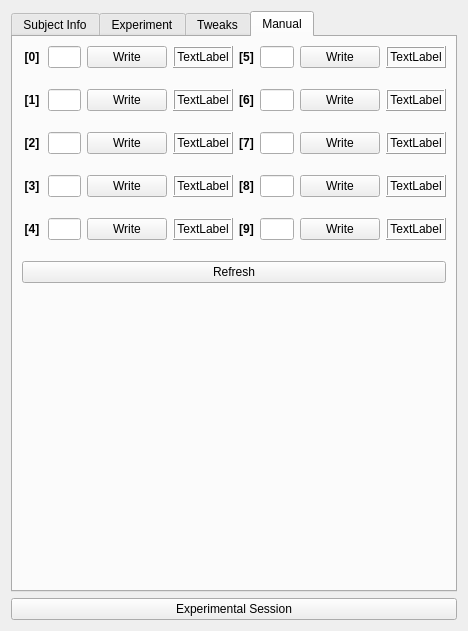
This is ui/w_usertesting.ui in johnbatzer18/biomech_flexsea-plan as Qt 5 draws it before an edit. The edited form follows.
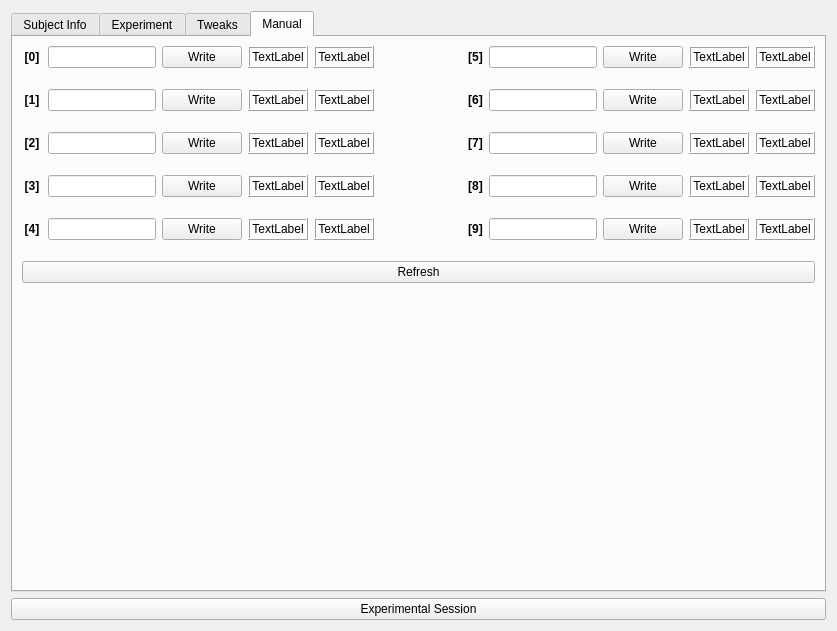
This is the edited form.

Commit message: UTT Manual RoW to both devices.

What changed in the file:
```diff
--- a/ui/w_usertesting.ui
+++ b/ui/w_usertesting.ui
@@ -6,7 +6,7 @@
    <rect>
     <x>0</x>
     <y>0</y>
-    <width>466</width>
+    <width>837</width>
     <height>631</height>
    </rect>
   </property>
@@ -1589,8 +1589,201 @@
       <layout class="QVBoxLayout" name="verticalLayout_13">
        <item>
         <layout class="QGridLayout" name="gridLayout_11">
-         <item row="6" column="5">
-          <widget class="QLabel" name="label_50">
+         <item row="0" column="4">
+          <widget class="QLabel" name="label_UTT0R">
+           <property name="minimumSize">
+            <size>
+             <width>60</width>
+             <height>0</height>
+            </size>
+           </property>
+           <property name="frameShape">
+            <enum>QFrame::Box</enum>
+           </property>
+           <property name="frameShadow">
+            <enum>QFrame::Raised</enum>
+           </property>
+           <property name="text">
+            <string>TextLabel</string>
+           </property>
+           <property name="alignment">
+            <set>Qt::AlignCenter</set>
+           </property>
+          </widget>
+         </item>
+         <item row="4" column="1">
+          <widget class="QLineEdit" name="lineEditUTT2">
+           <property name="sizePolicy">
+            <sizepolicy hsizetype="MinimumExpanding" vsizetype="Fixed">
+             <horstretch>0</horstretch>
+             <verstretch>0</verstretch>
+            </sizepolicy>
+           </property>
+           <property name="minimumSize">
+            <size>
+             <width>50</width>
+             <height>0</height>
+            </size>
+           </property>
+           <property name="alignment">
+            <set>Qt::AlignCenter</set>
+           </property>
+          </widget>
+         </item>
+         <item row="7" column="0">
+          <spacer name="verticalSpacer_12">
+           <property name="orientation">
+            <enum>Qt::Vertical</enum>
+           </property>
+           <property name="sizeType">
+            <enum>QSizePolicy::Fixed</enum>
+           </property>
+           <property name="sizeHint" stdset="0">
+            <size>
+             <width>20</width>
+             <height>15</height>
+            </size>
+           </property>
+          </spacer>
+         </item>
+         <item row="3" column="0">
+          <spacer name="verticalSpacer_10">
+           <property name="orientation">
+            <enum>Qt::Vertical</enum>
+           </property>
+           <property name="sizeType">
+            <enum>QSizePolicy::Fixed</enum>
+           </property>
+           <property name="sizeHint" stdset="0">
+            <size>
+             <width>20</width>
+             <height>15</height>
+            </size>
+           </property>
+          </spacer>
+         </item>
+         <item row="5" column="0">
+          <spacer name="verticalSpacer_11">
+           <property name="orientation">
+            <enum>Qt::Vertical</enum>
+           </property>
+           <property name="sizeType">
+            <enum>QSizePolicy::Fixed</enum>
+           </property>
+           <property name="sizeHint" stdset="0">
+            <size>
+             <width>20</width>
+             <height>15</height>
+            </size>
+           </property>
+          </spacer>
+         </item>
+         <item row="1" column="0">
+          <spacer name="verticalSpacer_9">
+           <property name="orientation">
+            <enum>Qt::Vertical</enum>
+           </property>
+           <property name="sizeType">
+            <enum>QSizePolicy::Fixed</enum>
+           </property>
+           <property name="sizeHint" stdset="0">
+            <size>
+             <width>20</width>
+             <height>15</height>
+            </size>
+           </property>
+          </spacer>
+         </item>
+         <item row="2" column="4">
+          <widget class="QLabel" name="label_UTT1R">
+           <property name="minimumSize">
+            <size>
+             <width>60</width>
+             <height>0</height>
+            </size>
+           </property>
+           <property name="frameShape">
+            <enum>QFrame::Box</enum>
+           </property>
+           <property name="frameShadow">
+            <enum>QFrame::Raised</enum>
+           </property>
+           <property name="text">
+            <string>TextLabel</string>
+           </property>
+           <property name="alignment">
+            <set>Qt::AlignCenter</set>
+           </property>
+          </widget>
+         </item>
+         <item row="8" column="4">
+          <widget class="QLabel" name="label_UTT4R">
+           <property name="minimumSize">
+            <size>
+             <width>60</width>
+             <height>0</height>
+            </size>
+           </property>
+           <property name="frameShape">
+            <enum>QFrame::Box</enum>
+           </property>
+           <property name="frameShadow">
+            <enum>QFrame::Raised</enum>
+           </property>
+           <property name="text">
+            <string>TextLabel</string>
+           </property>
+           <property name="alignment">
+            <set>Qt::AlignCenter</set>
+           </property>
+          </widget>
+         </item>
+         <item row="4" column="4">
+          <widget class="QLabel" name="label_UTT2R">
+           <property name="minimumSize">
+            <size>
+             <width>60</width>
+             <height>0</height>
+            </size>
+           </property>
+           <property name="frameShape">
+            <enum>QFrame::Box</enum>
+           </property>
+           <property name="frameShadow">
+            <enum>QFrame::Raised</enum>
+           </property>
+           <property name="text">
+            <string>TextLabel</string>
+           </property>
+           <property name="alignment">
+            <set>Qt::AlignCenter</set>
+           </property>
+          </widget>
+         </item>
+         <item row="6" column="4">
+          <widget class="QLabel" name="label_UTT3R">
+           <property name="minimumSize">
+            <size>
+             <width>60</width>
+             <height>0</height>
+            </size>
+           </property>
+           <property name="frameShape">
+            <enum>QFrame::Box</enum>
+           </property>
+           <property name="frameShadow">
+            <enum>QFrame::Raised</enum>
+           </property>
+           <property name="text">
+            <string>TextLabel</string>
+           </property>
+           <property name="alignment">
+            <set>Qt::AlignCenter</set>
+           </property>
+          </widget>
+         </item>
+         <item row="4" column="6">
+          <widget class="QLabel" name="label_49">
            <property name="sizePolicy">
             <sizepolicy hsizetype="Minimum" vsizetype="Minimum">
              <horstretch>0</horstretch>
@@ -1598,7 +1791,7 @@
             </sizepolicy>
            </property>
            <property name="text">
-            <string>&lt;html&gt;&lt;head/&gt;&lt;body&gt;&lt;p&gt;&lt;span style=&quot; font-weight:600;&quot;&gt;[8]&lt;/span&gt;&lt;/p&gt;&lt;/body&gt;&lt;/html&gt;</string>
+            <string>&lt;html&gt;&lt;head/&gt;&lt;body&gt;&lt;p&gt;&lt;span style=&quot; font-weight:600;&quot;&gt;[7]&lt;/span&gt;&lt;/p&gt;&lt;/body&gt;&lt;/html&gt;</string>
            </property>
            <property name="textFormat">
             <enum>Qt::RichText</enum>
@@ -1608,8 +1801,20 @@
            </property>
           </widget>
          </item>
-         <item row="6" column="6">
+         <item row="6" column="7">
           <widget class="QLineEdit" name="lineEditUTT8">
+           <property name="sizePolicy">
+            <sizepolicy hsizetype="MinimumExpanding" vsizetype="Fixed">
+             <horstretch>0</horstretch>
+             <verstretch>0</verstretch>
+            </sizepolicy>
+           </property>
+           <property name="minimumSize">
+            <size>
+             <width>50</width>
+             <height>0</height>
+            </size>
+           </property>
            <property name="alignment">
             <set>Qt::AlignCenter</set>
            </property>
@@ -1634,8 +1839,8 @@
            </property>
           </widget>
          </item>
-         <item row="4" column="5">
-          <widget class="QLabel" name="label_49">
+         <item row="6" column="6">
+          <widget class="QLabel" name="label_50">
            <property name="sizePolicy">
             <sizepolicy hsizetype="Minimum" vsizetype="Minimum">
              <horstretch>0</horstretch>
@@ -1643,45 +1848,7 @@
             </sizepolicy>
            </property>
            <property name="text">
-            <string>&lt;html&gt;&lt;head/&gt;&lt;body&gt;&lt;p&gt;&lt;span style=&quot; font-weight:600;&quot;&gt;[7]&lt;/span&gt;&lt;/p&gt;&lt;/body&gt;&lt;/html&gt;</string>
-           </property>
-           <property name="textFormat">
-            <enum>Qt::RichText</enum>
-           </property>
-           <property name="alignment">
-            <set>Qt::AlignCenter</set>
-           </property>
-          </widget>
-         </item>
-         <item row="0" column="0">
-          <widget class="QLabel" name="label_41">
-           <property name="sizePolicy">
-            <sizepolicy hsizetype="Minimum" vsizetype="Minimum">
-             <horstretch>0</horstretch>
-             <verstretch>0</verstretch>
-            </sizepolicy>
-           </property>
-           <property name="text">
-            <string>&lt;html&gt;&lt;head/&gt;&lt;body&gt;&lt;p&gt;&lt;span style=&quot; font-weight:600;&quot;&gt;[0]&lt;/span&gt;&lt;/p&gt;&lt;/body&gt;&lt;/html&gt;</string>
-           </property>
-           <property name="textFormat">
-            <enum>Qt::RichText</enum>
-           </property>
-           <property name="alignment">
-            <set>Qt::AlignCenter</set>
-           </property>
-          </widget>
-         </item>
-         <item row="2" column="0">
-          <widget class="QLabel" name="label_43">
-           <property name="sizePolicy">
-            <sizepolicy hsizetype="Minimum" vsizetype="Minimum">
-             <horstretch>0</horstretch>
-             <verstretch>0</verstretch>
-            </sizepolicy>
-           </property>
-           <property name="text">
-            <string>&lt;html&gt;&lt;head/&gt;&lt;body&gt;&lt;p&gt;&lt;span style=&quot; font-weight:600;&quot;&gt;[1]&lt;/span&gt;&lt;/p&gt;&lt;/body&gt;&lt;/html&gt;</string>
+            <string>&lt;html&gt;&lt;head/&gt;&lt;body&gt;&lt;p&gt;&lt;span style=&quot; font-weight:600;&quot;&gt;[8]&lt;/span&gt;&lt;/p&gt;&lt;/body&gt;&lt;/html&gt;</string>
            </property>
            <property name="textFormat">
             <enum>Qt::RichText</enum>
@@ -1717,6 +1884,85 @@
            </property>
           </widget>
          </item>
+         <item row="2" column="0">
+          <widget class="QLabel" name="label_43">
+           <property name="sizePolicy">
+            <sizepolicy hsizetype="Minimum" vsizetype="Minimum">
+             <horstretch>0</horstretch>
+             <verstretch>0</verstretch>
+            </sizepolicy>
+           </property>
+           <property name="text">
+            <string>&lt;html&gt;&lt;head/&gt;&lt;body&gt;&lt;p&gt;&lt;span style=&quot; font-weight:600;&quot;&gt;[1]&lt;/span&gt;&lt;/p&gt;&lt;/body&gt;&lt;/html&gt;</string>
+           </property>
+           <property name="textFormat">
+            <enum>Qt::RichText</enum>
+           </property>
+           <property name="alignment">
+            <set>Qt::AlignCenter</set>
+           </property>
+          </widget>
+         </item>
+         <item row="0" column="0">
+          <widget class="QLabel" name="label_41">
+           <property name="sizePolicy">
+            <sizepolicy hsizetype="Minimum" vsizetype="Minimum">
+             <horstretch>0</horstretch>
+             <verstretch>0</verstretch>
+            </sizepolicy>
+           </property>
+           <property name="text">
+            <string>&lt;html&gt;&lt;head/&gt;&lt;body&gt;&lt;p&gt;&lt;span style=&quot; font-weight:600;&quot;&gt;[0]&lt;/span&gt;&lt;/p&gt;&lt;/body&gt;&lt;/html&gt;</string>
+           </property>
+           <property name="textFormat">
+            <enum>Qt::RichText</enum>
+           </property>
+           <property name="alignment">
+            <set>Qt::AlignCenter</set>
+           </property>
+          </widget>
+         </item>
+         <item row="6" column="1">
+          <widget class="QLineEdit" name="lineEditUTT3">
+           <property name="sizePolicy">
+            <sizepolicy hsizetype="MinimumExpanding" vsizetype="Fixed">
+             <horstretch>0</horstretch>
+             <verstretch>0</verstretch>
+            </sizepolicy>
+           </property>
+           <property name="minimumSize">
+            <size>
+             <width>50</width>
+             <height>0</height>
+            </size>
+           </property>
+           <property name="alignment">
+            <set>Qt::AlignCenter</set>
+           </property>
+          </widget>
+         </item>
+         <item row="8" column="9">
+          <widget class="QLabel" name="label_UTT9L">
+           <property name="minimumSize">
+            <size>
+             <width>60</width>
+             <height>0</height>
+            </size>
+           </property>
+           <property name="frameShape">
+            <enum>QFrame::Box</enum>
+           </property>
+           <property name="frameShadow">
+            <enum>QFrame::Raised</enum>
+           </property>
+           <property name="text">
+            <string>TextLabel</string>
+           </property>
+           <property name="alignment">
+            <set>Qt::AlignCenter</set>
+           </property>
+          </widget>
+         </item>
          <item row="8" column="0">
           <widget class="QLabel" name="label_46">
            <property name="sizePolicy">
@@ -1736,15 +1982,8 @@
            </property>
           </widget>
          </item>
-         <item row="6" column="1">
-          <widget class="QLineEdit" name="lineEditUTT3">
-           <property name="alignment">
-            <set>Qt::AlignCenter</set>
-           </property>
-          </widget>
-         </item>
-         <item row="8" column="8">
-          <widget class="QLabel" name="label_UTT9">
+         <item row="6" column="9">
+          <widget class="QLabel" name="label_UTT8L">
            <property name="minimumSize">
             <size>
              <width>60</width>
@@ -1765,29 +2004,64 @@
            </property>
           </widget>
          </item>
-         <item row="6" column="8">
-          <widget class="QLabel" name="label_UTT8">
+         <item row="2" column="1">
+          <widget class="QLineEdit" name="lineEditUTT1">
+           <property name="sizePolicy">
+            <sizepolicy hsizetype="MinimumExpanding" vsizetype="Fixed">
+             <horstretch>0</horstretch>
+             <verstretch>0</verstretch>
+            </sizepolicy>
+           </property>
            <property name="minimumSize">
             <size>
-             <width>60</width>
+             <width>50</width>
              <height>0</height>
             </size>
            </property>
-           <property name="frameShape">
-            <enum>QFrame::Box</enum>
+           <property name="alignment">
+            <set>Qt::AlignCenter</set>
            </property>
-           <property name="frameShadow">
-            <enum>QFrame::Raised</enum>
+          </widget>
+         </item>
+         <item row="8" column="7">
+          <widget class="QLineEdit" name="lineEditUTT9">
+           <property name="sizePolicy">
+            <sizepolicy hsizetype="MinimumExpanding" vsizetype="Fixed">
+             <horstretch>0</horstretch>
+             <verstretch>0</verstretch>
+            </sizepolicy>
            </property>
-           <property name="text">
-            <string>TextLabel</string>
+           <property name="minimumSize">
+            <size>
+             <width>50</width>
+             <height>0</height>
+            </size>
            </property>
            <property name="alignment">
             <set>Qt::AlignCenter</set>
            </property>
           </widget>
          </item>
-         <item row="0" column="5">
+         <item row="4" column="7">
+          <widget class="QLineEdit" name="lineEditUTT7">
+           <property name="sizePolicy">
+            <sizepolicy hsizetype="MinimumExpanding" vsizetype="Fixed">
+             <horstretch>0</horstretch>
+             <verstretch>0</verstretch>
+            </sizepolicy>
+           </property>
+           <property name="minimumSize">
+            <size>
+             <width>50</width>
+             <height>0</height>
+            </size>
+           </property>
+           <property name="alignment">
+            <set>Qt::AlignCenter</set>
+           </property>
+          </widget>
+         </item>
+         <item row="0" column="6">
           <widget class="QLabel" name="label_47">
            <property name="sizePolicy">
             <sizepolicy hsizetype="Minimum" vsizetype="Minimum">
@@ -1808,33 +2082,24 @@
          </item>
          <item row="8" column="1">
           <widget class="QLineEdit" name="lineEditUTT4">
-           <property name="alignment">
-            <set>Qt::AlignCenter</set>
+           <property name="sizePolicy">
+            <sizepolicy hsizetype="MinimumExpanding" vsizetype="Fixed">
+             <horstretch>0</horstretch>
+             <verstretch>0</verstretch>
+            </sizepolicy>
            </property>
-          </widget>
-         </item>
-         <item row="2" column="1">
-          <widget class="QLineEdit" name="lineEditUTT1">
-           <property name="alignment">
-            <set>Qt::AlignCenter</set>
+           <property name="minimumSize">
+            <size>
+             <width>50</width>
+             <height>0</height>
+            </size>
            </property>
-          </widget>
-         </item>
-         <item row="8" column="6">
-          <widget class="QLineEdit" name="lineEditUTT9">
            <property name="alignment">
             <set>Qt::AlignCenter</set>
            </property>
           </widget>
          </item>
-         <item row="4" column="6">
-          <widget class="QLineEdit" name="lineEditUTT7">
-           <property name="alignment">
-            <set>Qt::AlignCenter</set>
-           </property>
-          </widget>
-         </item>
-         <item row="2" column="5">
+         <item row="2" column="6">
           <widget class="QLabel" name="label_48">
            <property name="sizePolicy">
             <sizepolicy hsizetype="Minimum" vsizetype="Minimum">
@@ -1853,15 +2118,39 @@
            </property>
           </widget>
          </item>
-         <item row="0" column="6">
-          <widget class="QLineEdit" name="lineEditUTT5">
-           <property name="alignment">
-            <set>Qt::AlignCenter</set>
-           </property>
-          </widget>
-         </item>
-         <item row="2" column="6">
+         <item row="2" column="7">
           <widget class="QLineEdit" name="lineEditUTT6">
+           <property name="sizePolicy">
+            <sizepolicy hsizetype="MinimumExpanding" vsizetype="Fixed">
+             <horstretch>0</horstretch>
+             <verstretch>0</verstretch>
+            </sizepolicy>
+           </property>
+           <property name="minimumSize">
+            <size>
+             <width>50</width>
+             <height>0</height>
+            </size>
+           </property>
+           <property name="alignment">
+            <set>Qt::AlignCenter</set>
+           </property>
+          </widget>
+         </item>
+         <item row="0" column="7">
+          <widget class="QLineEdit" name="lineEditUTT5">
+           <property name="sizePolicy">
+            <sizepolicy hsizetype="MinimumExpanding" vsizetype="Fixed">
+             <horstretch>0</horstretch>
+             <verstretch>0</verstretch>
+            </sizepolicy>
+           </property>
+           <property name="minimumSize">
+            <size>
+             <width>50</width>
+             <height>0</height>
+            </size>
+           </property>
            <property name="alignment">
             <set>Qt::AlignCenter</set>
            </property>
@@ -1874,22 +2163,8 @@
            </property>
           </widget>
          </item>
-         <item row="6" column="2">
-          <widget class="QPushButton" name="pbW3">
-           <property name="text">
-            <string>Write</string>
-           </property>
-          </widget>
-         </item>
-         <item row="4" column="2">
-          <widget class="QPushButton" name="pbW2">
-           <property name="text">
-            <string>Write</string>
-           </property>
-          </widget>
-         </item>
          <item row="8" column="3">
-          <widget class="QLabel" name="label_UTT4">
+          <widget class="QLabel" name="label_UTT4L">
            <property name="minimumSize">
             <size>
              <width>60</width>
@@ -1910,37 +2185,51 @@
            </property>
           </widget>
          </item>
-         <item row="2" column="7">
-          <widget class="QPushButton" name="pbW6">
+         <item row="2" column="9">
+          <widget class="QLabel" name="label_UTT6L">
+           <property name="minimumSize">
+            <size>
+             <width>60</width>
+             <height>0</height>
+            </size>
+           </property>
+           <property name="frameShape">
+            <enum>QFrame::Box</enum>
+           </property>
+           <property name="frameShadow">
+            <enum>QFrame::Raised</enum>
+           </property>
            <property name="text">
-            <string>Write</string>
+            <string>TextLabel</string>
+           </property>
+           <property name="alignment">
+            <set>Qt::AlignCenter</set>
            </property>
           </widget>
          </item>
          <item row="2" column="8">
-          <widget class="QLabel" name="label_UTT6">
-           <property name="minimumSize">
-            <size>
-             <width>60</width>
-             <height>0</height>
-            </size>
+          <widget class="QPushButton" name="pbW6">
+           <property name="text">
+            <string>Write</string>
            </property>
-           <property name="frameShape">
-            <enum>QFrame::Box</enum>
+          </widget>
+         </item>
+         <item row="4" column="2">
+          <widget class="QPushButton" name="pbW2">
+           <property name="text">
+            <string>Write</string>
            </property>
-           <property name="frameShadow">
-            <enum>QFrame::Raised</enum>
-           </property>
+          </widget>
+         </item>
+         <item row="6" column="2">
+          <widget class="QPushButton" name="pbW3">
            <property name="text">
-            <string>TextLabel</string>
+            <string>Write</string>
            </property>
-           <property name="alignment">
-            <set>Qt::AlignCenter</set>
-           </property>
           </widget>
          </item>
-         <item row="4" column="7">
-          <widget class="QPushButton" name="pbW7">
+         <item row="8" column="8">
+          <widget class="QPushButton" name="pbW9">
            <property name="text">
             <string>Write</string>
            </property>
@@ -1948,42 +2237,32 @@
          </item>
          <item row="0" column="1">
           <widget class="QLineEdit" name="lineEditUTT0">
-           <property name="alignment">
-            <set>Qt::AlignCenter</set>
+           <property name="sizePolicy">
+            <sizepolicy hsizetype="MinimumExpanding" vsizetype="Fixed">
+             <horstretch>0</horstretch>
+             <verstretch>0</verstretch>
+            </sizepolicy>
            </property>
-          </widget>
-         </item>
-         <item row="8" column="7">
-          <widget class="QPushButton" name="pbW9">
-           <property name="text">
-            <string>Write</string>
-           </property>
-          </widget>
-         </item>
-         <item row="0" column="8">
-          <widget class="QLabel" name="label_UTT5">
            <property name="minimumSize">
             <size>
-             <width>60</width>
+             <width>50</width>
              <height>0</height>
             </size>
            </property>
-           <property name="frameShape">
-            <enum>QFrame::Box</enum>
-           </property>
-           <property name="frameShadow">
-            <enum>QFrame::Raised</enum>
-           </property>
-           <property name="text">
-            <string>TextLabel</string>
-           </property>
            <property name="alignment">
             <set>Qt::AlignCenter</set>
            </property>
           </widget>
          </item>
          <item row="4" column="8">
-          <widget class="QLabel" name="label_UTT7">
+          <widget class="QPushButton" name="pbW7">
+           <property name="text">
+            <string>Write</string>
+           </property>
+          </widget>
+         </item>
+         <item row="0" column="9">
+          <widget class="QLabel" name="label_UTT5L">
            <property name="minimumSize">
             <size>
              <width>60</width>
@@ -2005,7 +2284,7 @@
           </widget>
          </item>
          <item row="2" column="3">
-          <widget class="QLabel" name="label_UTT1">
+          <widget class="QLabel" name="label_UTT1L">
            <property name="minimumSize">
             <size>
              <width>60</width>
@@ -2027,7 +2306,29 @@
           </widget>
          </item>
          <item row="4" column="3">
-          <widget class="QLabel" name="label_UTT2">
+          <widget class="QLabel" name="label_UTT2L">
+           <property name="minimumSize">
+            <size>
+             <width>60</width>
+             <height>0</height>
+            </size>
+           </property>
+           <property name="frameShape">
+            <enum>QFrame::Box</enum>
+           </property>
+           <property name="frameShadow">
+            <enum>QFrame::Raised</enum>
+           </property>
+           <property name="text">
+            <string>TextLabel</string>
+           </property>
+           <property name="alignment">
+            <set>Qt::AlignCenter</set>
+           </property>
+          </widget>
+         </item>
+         <item row="4" column="9">
+          <widget class="QLabel" name="label_UTT7L">
            <property name="minimumSize">
             <size>
              <width>60</width>
@@ -2049,7 +2350,7 @@
           </widget>
          </item>
          <item row="6" column="3">
-          <widget class="QLabel" name="label_UTT3">
+          <widget class="QLabel" name="label_UTT3L">
            <property name="minimumSize">
             <size>
              <width>60</width>
@@ -2070,32 +2371,26 @@
            </property>
           </widget>
          </item>
-         <item row="8" column="5">
-          <widget class="QLabel" name="label_51">
-           <property name="sizePolicy">
-            <sizepolicy hsizetype="Minimum" vsizetype="Minimum">
-             <horstretch>0</horstretch>
-             <verstretch>0</verstretch>
-            </sizepolicy>
-           </property>
-           <property name="text">
-            <string>&lt;html&gt;&lt;head/&gt;&lt;body&gt;&lt;p&gt;&lt;span style=&quot; font-weight:600;&quot;&gt;[9]&lt;/span&gt;&lt;/p&gt;&lt;/body&gt;&lt;/html&gt;</string>
-           </property>
-           <property name="textFormat">
-            <enum>Qt::RichText</enum>
-           </property>
-           <property name="alignment">
-            <set>Qt::AlignCenter</set>
-           </property>
-          </widget>
-         </item>
-         <item row="6" column="7">
-          <widget class="QPushButton" name="pbW8">
+         <item row="0" column="8">
+          <widget class="QPushButton" name="pbW5">
            <property name="text">
             <string>Write</string>
            </property>
           </widget>
          </item>
+         <item row="0" column="5">
+          <spacer name="horizontalSpacer_17">
+           <property name="orientation">
+            <enum>Qt::Horizontal</enum>
+           </property>
+           <property name="sizeHint" stdset="0">
+            <size>
+             <width>40</width>
+             <height>20</height>
+            </size>
+           </property>
+          </spacer>
+         </item>
          <item row="0" column="2">
           <widget class="QPushButton" name="pbW0">
            <property name="text">
@@ -2103,8 +2398,15 @@
            </property>
           </widget>
          </item>
+         <item row="6" column="8">
+          <widget class="QPushButton" name="pbW8">
+           <property name="text">
+            <string>Write</string>
+           </property>
+          </widget>
+         </item>
          <item row="0" column="3">
-          <widget class="QLabel" name="label_UTT0">
+          <widget class="QLabel" name="label_UTT0L">
            <property name="minimumSize">
             <size>
              <width>60</width>
@@ -2125,96 +2427,134 @@
            </property>
           </widget>
          </item>
-         <item row="0" column="7">
-          <widget class="QPushButton" name="pbW5">
+         <item row="8" column="6">
+          <widget class="QLabel" name="label_51">
+           <property name="sizePolicy">
+            <sizepolicy hsizetype="Minimum" vsizetype="Minimum">
+             <horstretch>0</horstretch>
+             <verstretch>0</verstretch>
+            </sizepolicy>
+           </property>
            <property name="text">
-            <string>Write</string>
+            <string>&lt;html&gt;&lt;head/&gt;&lt;body&gt;&lt;p&gt;&lt;span style=&quot; font-weight:600;&quot;&gt;[9]&lt;/span&gt;&lt;/p&gt;&lt;/body&gt;&lt;/html&gt;</string>
            </property>
+           <property name="textFormat">
+            <enum>Qt::RichText</enum>
+           </property>
+           <property name="alignment">
+            <set>Qt::AlignCenter</set>
+           </property>
           </widget>
          </item>
-         <item row="0" column="4">
-          <spacer name="horizontalSpacer_17">
-           <property name="orientation">
-            <enum>Qt::Horizontal</enum>
-           </property>
-           <property name="sizeHint" stdset="0">
+         <item row="0" column="10">
+          <widget class="QLabel" name="label_UTT5R">
+           <property name="minimumSize">
             <size>
-             <width>40</width>
-             <height>20</height>
+             <width>60</width>
+             <height>0</height>
             </size>
            </property>
-          </spacer>
-         </item>
-         <item row="4" column="1">
-          <widget class="QLineEdit" name="lineEditUTT2">
+           <property name="frameShape">
+            <enum>QFrame::Box</enum>
+           </property>
+           <property name="frameShadow">
+            <enum>QFrame::Raised</enum>
+           </property>
+           <property name="text">
+            <string>TextLabel</string>
+           </property>
            <property name="alignment">
             <set>Qt::AlignCenter</set>
            </property>
           </widget>
          </item>
-         <item row="3" column="0">
-          <spacer name="verticalSpacer_10">
-           <property name="orientation">
-            <enum>Qt::Vertical</enum>
-           </property>
-           <property name="sizeType">
-            <enum>QSizePolicy::Fixed</enum>
-           </property>
-           <property name="sizeHint" stdset="0">
+         <item row="2" column="10">
+          <widget class="QLabel" name="label_UTT6R">
+           <property name="minimumSize">
             <size>
-             <width>20</width>
-             <height>15</height>
+             <width>60</width>
+             <height>0</height>
             </size>
            </property>
-          </spacer>
-         </item>
-         <item row="1" column="0">
-          <spacer name="verticalSpacer_9">
-           <property name="orientation">
-            <enum>Qt::Vertical</enum>
+           <property name="frameShape">
+            <enum>QFrame::Box</enum>
            </property>
-           <property name="sizeType">
-            <enum>QSizePolicy::Fixed</enum>
+           <property name="frameShadow">
+            <enum>QFrame::Raised</enum>
            </property>
-           <property name="sizeHint" stdset="0">
+           <property name="text">
+            <string>TextLabel</string>
+           </property>
+           <property name="alignment">
+            <set>Qt::AlignCenter</set>
+           </property>
+          </widget>
+         </item>
+         <item row="4" column="10">
+          <widget class="QLabel" name="label_UTT7R">
+           <property name="minimumSize">
             <size>
-             <width>20</width>
-             <height>15</height>
+             <width>60</width>
+             <height>0</height>
             </size>
            </property>
-          </spacer>
-         </item>
-         <item row="5" column="0">
-          <spacer name="verticalSpacer_11">
-           <property name="orientation">
-            <enum>Qt::Vertical</enum>
+           <property name="frameShape">
+            <enum>QFrame::Box</enum>
            </property>
-           <property name="sizeType">
-            <enum>QSizePolicy::Fixed</enum>
+           <property name="frameShadow">
+            <enum>QFrame::Raised</enum>
            </property>
-           <property name="sizeHint" stdset="0">
+           <property name="text">
+            <string>TextLabel</string>
+           </property>
+           <property name="alignment">
+            <set>Qt::AlignCenter</set>
+           </property>
+          </widget>
+         </item>
+         <item row="6" column="10">
+          <widget class="QLabel" name="label_UTT8R">
+           <property name="minimumSize">
             <size>
-             <width>20</width>
-             <height>15</height>
+             <width>60</width>
+             <height>0</height>
             </size>
            </property>
-          </spacer>
-         </item>
-         <item row="7" column="0">
-          <spacer name="verticalSpacer_12">
-           <property name="orientation">
-            <enum>Qt::Vertical</enum>
+           <property name="frameShape">
+            <enum>QFrame::Box</enum>
            </property>
-           <property name="sizeType">
-            <enum>QSizePolicy::Fixed</enum>
+           <property name="frameShadow">
+            <enum>QFrame::Raised</enum>
            </property>
-           <property name="sizeHint" stdset="0">
+           <property name="text">
+            <string>TextLabel</string>
+           </property>
+           <property name="alignment">
+            <set>Qt::AlignCenter</set>
+           </property>
+          </widget>
+         </item>
+         <item row="8" column="10">
+          <widget class="QLabel" name="label_UTT9R">
+           <property name="minimumSize">
             <size>
-             <width>20</width>
-             <height>15</height>
+             <width>60</width>
+             <height>0</height>
             </size>
            </property>
-          </spacer>
+           <property name="frameShape">
+            <enum>QFrame::Box</enum>
+           </property>
+           <property name="frameShadow">
+            <enum>QFrame::Raised</enum>
+           </property>
+           <property name="text">
+            <string>TextLabel</string>
+           </property>
+           <property name="alignment">
+            <set>Qt::AlignCenter</set>
+           </property>
+          </widget>
          </item>
         </layout>
        </item>
```
The commit also changes 2 other files.
